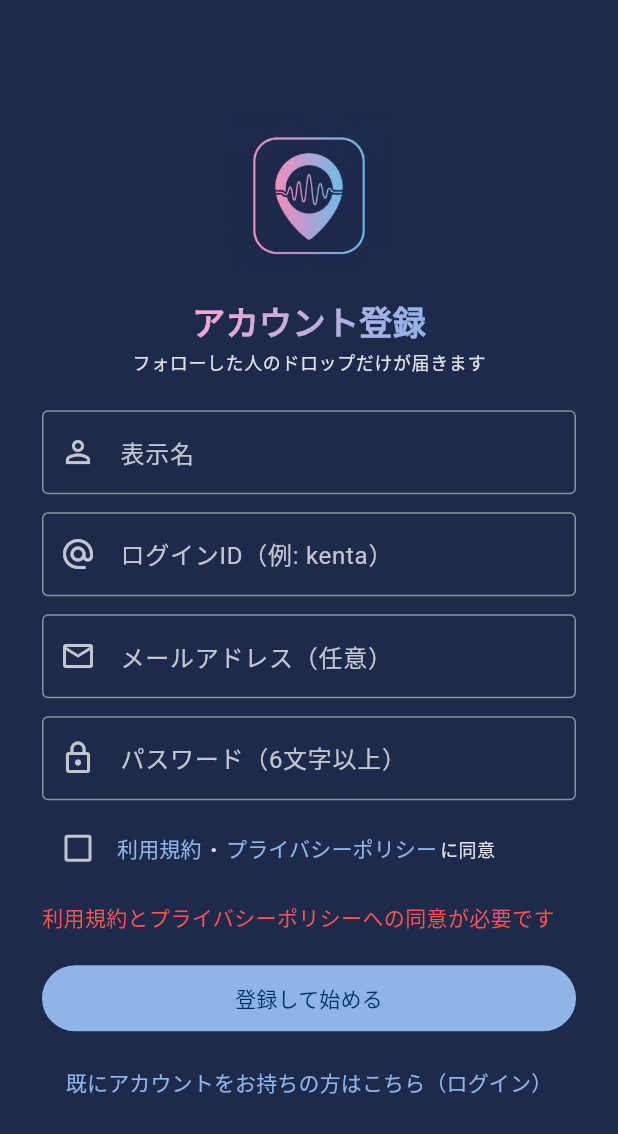
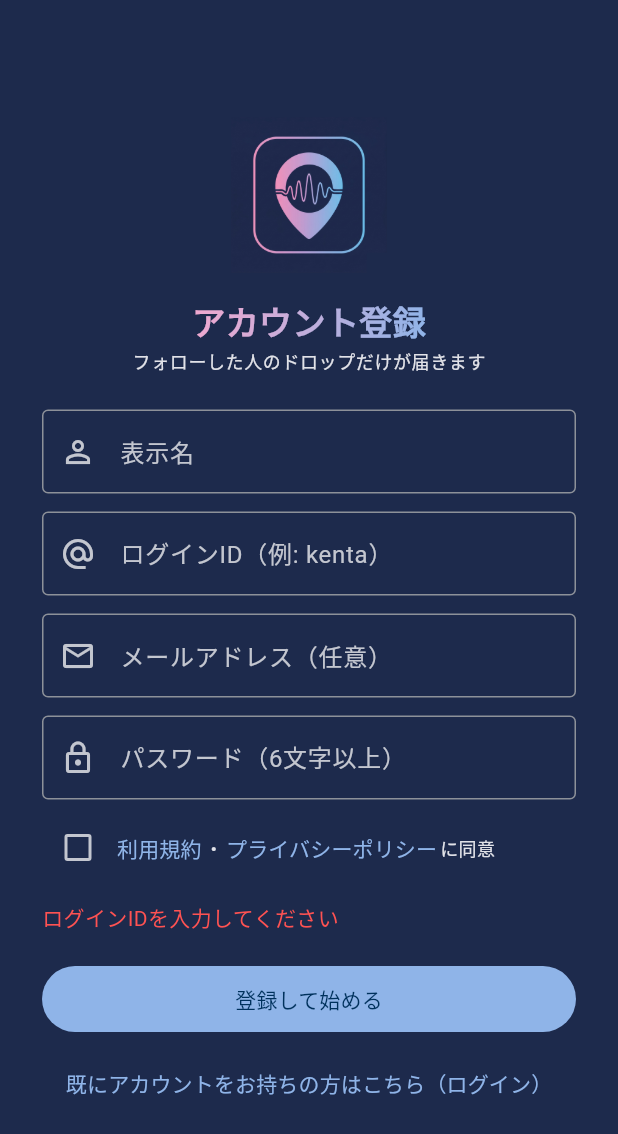
Before and after one commit to nicchizuofficial-debug/soundrop-app, a Flutter app: the screen it shows after launch, after a tap on "登録して始める", on a phone screen of 412 x 824 dp. Shown: the top 1134 px of the screen. Run offline on Flutter 3.47's test engine with Material 3 defaults, Android fonts, the phone set to English and light mode, and no system bars; our stand-ins replace cloud_firestore, cloud_functions, firebase_auth, firebase_core, firebase_storage, flutter_map and 6 more; missing offline and left inert: record; accounts and stored records are empty.

Commit message:
Add Firestore account directory, validate empty login fields, iOS screenshots
- FirebaseAccountDirectory: query the users collection so "アカウントを探す"
  actually finds real accounts in Firebase mode (was always empty via
  EmptyAccountDirectory, even though the search/filter logic itself worked)
- auth_screen: validate username/password are non-empty before submitting,
  instead of surfacing a raw Firestore error when signing in with blank fields
- Add App Store screenshots (iPhone 6.5" and iPad 13") for submission

Co-Authored-By: Claude Opus 4.8 <noreply@anthropic.com>

```diff
--- a/lib/app_config.dart
+++ b/lib/app_config.dart
@@ -1,5 +1,6 @@
 import 'services/account_directory.dart';
 import 'services/auth_service.dart';
+import 'services/firebase_account_directory.dart';
 import 'services/firebase_auth_service.dart';
 import 'services/firebase_gift_backend.dart';
 import 'services/firebase_payout_service.dart';
@@ -53,9 +54,9 @@ ReportSink createReportSink() {
   return LocalReportSink();
 }
 
-/// アカウント名簿。USE_FIREBASE=true ではデモ名簿を出さない（空）。
+/// アカウント名簿。USE_FIREBASE=true では Firestore の users コレクションを検索対象にする。
 AccountDirectory createAccountDirectory() {
-  if (AppConfig.useFirebase) return EmptyAccountDirectory();
+  if (AppConfig.useFirebase) return FirebaseAccountDirectory();
   return LocalAccountDirectory();
 }
 
--- a/lib/screens/auth_screen.dart
+++ b/lib/screens/auth_screen.dart
@@ -33,6 +33,14 @@ class _AuthScreenState extends State<AuthScreen> {
   );
 
   Future<void> _submit() async {
+    if (_username.text.trim().isEmpty) {
+      setState(() => _error = 'ログインIDを入力してください');
+      return;
+    }
+    if (_password.text.isEmpty) {
+      setState(() => _error = 'パスワードを入力してください');
+      return;
+    }
     if (!_isLogin && !_agreed) {
       setState(() => _error = '利用規約とプライバシーポリシーへの同意が必要です');
       return;
```
Also changed, not shown: lib/services/account_directory.dart (+2 -7 lines), lib/services/firebase_account_directory.dart (added, +28 -0 lines), store_assets/ios_screenshots/01_signup.png (added), store_assets/ios_screenshots/02_map_pin.png (added), store_assets/ios_screenshots/03_player.png (added), store_assets/ios_screenshots_ipad/01_signup.png (added), store_assets/ios_screenshots_ipad/02_map_pin.png (added), store_assets/ios_screenshots_ipad/03_player.png (added).
